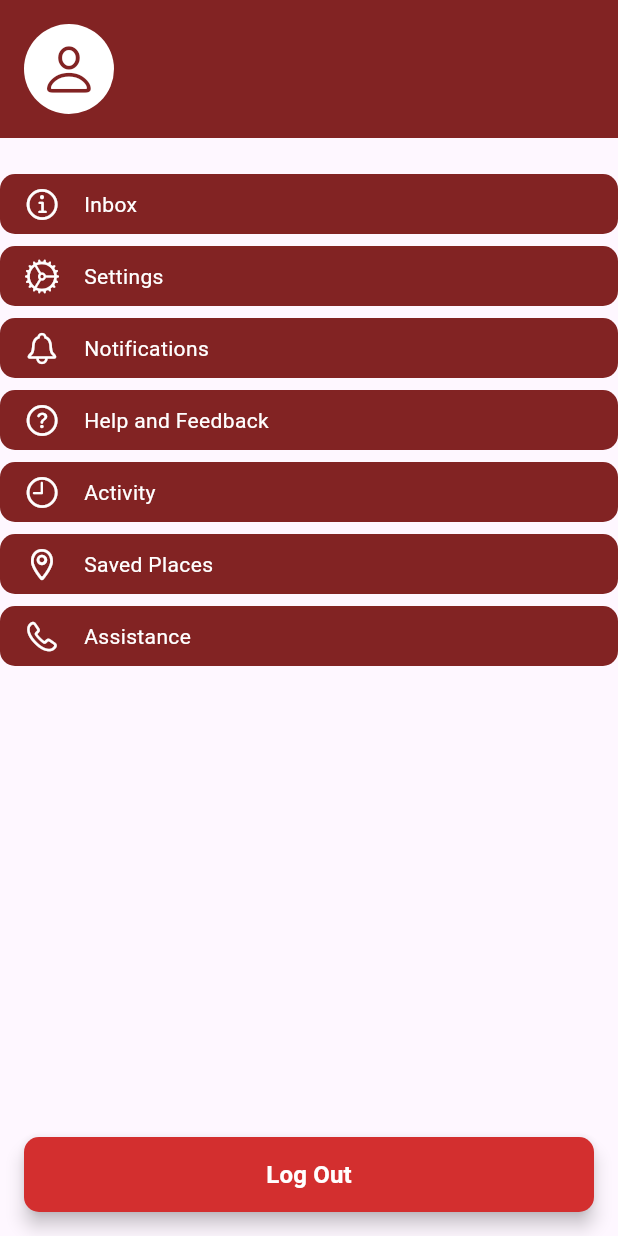
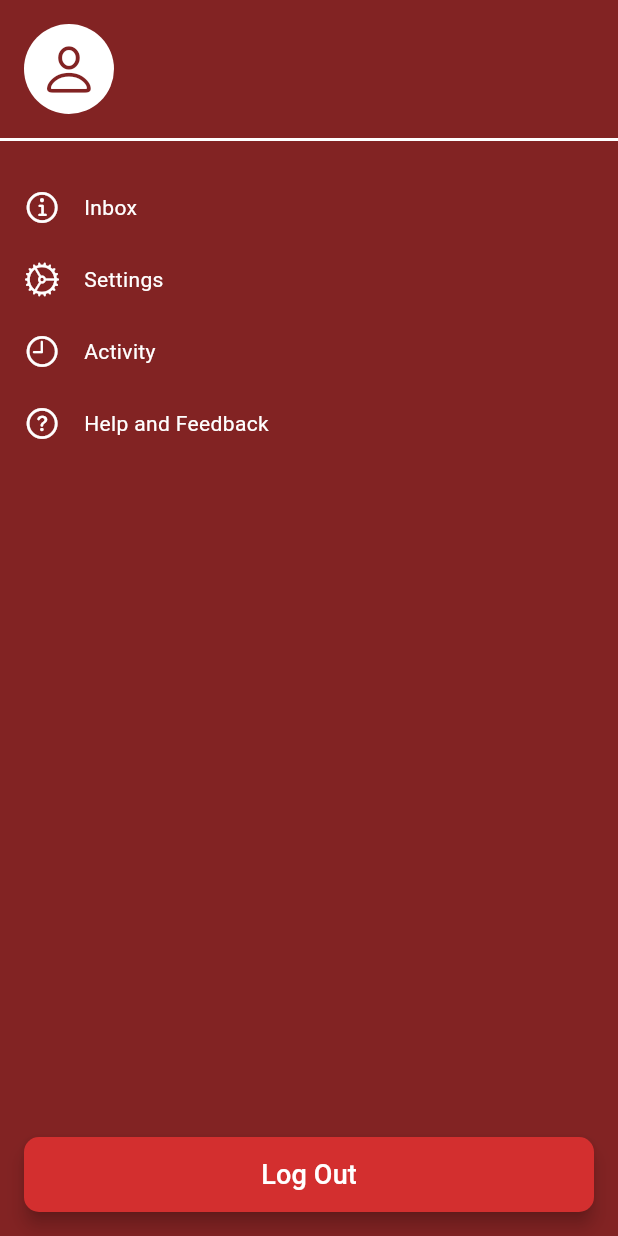
Before and after one commit to KCT1234/Finals_ADET, a Flutter app: what drawerView() shows on an empty page, opened directly, on a phone screen of 412 x 824 dp. Run offline on Flutter 3.47's test engine with Material 3 defaults, Android fonts, the phone set to English and light mode, and no system bars; our stand-ins replace firebase_auth, firebase_core, flutter_map, geolocator, latlong2, sliding_up_panel; missing offline and left inert: flutter_map_location_marker; accounts and stored records are empty.

Commit message:
Update drawer_view.dart
put switch pages function for the buttons. moved assistance_page contents to merge in help_feedback. removed map tile style from settings_page. changed background of drawer to maroon.

```diff
--- a/lib/views/drawer_view.dart
+++ b/lib/views/drawer_view.dart
@@ -3,6 +3,10 @@ import 'package:flutter/material.dart';
 import 'package:flutter/cupertino.dart';
 import 'package:final_adet/views/login_page.dart';
 import 'package:final_adet/controllers/drawer_controller.dart';
+import 'package:final_adet/views/menu/inbox_page.dart';
+import 'package:final_adet/views/menu/activity_page.dart';
+import 'package:final_adet/views/menu/help_feedback.dart';
+import 'package:final_adet/views/menu/settings_page.dart';
 
 class drawerView extends StatelessWidget {
   const drawerView({super.key});
@@ -10,14 +14,27 @@ class drawerView extends StatelessWidget {
   @override
   Widget build(BuildContext context) {
     User? user = FirebaseAuth.instance.currentUser; // Get the current user
-    String userName = user != null ? user.email!.split('@')[0] : 'Adet Student'; // Default to 'Adet Student' if no user
-    String userEmail = user != null ? user.email! : 'adetstudent00@mail.com'; // Default email
+    String userName = user != null
+        ? user.email!.split('@')[0]
+        : 'Adet Student'; // Default to 'Adet Student' if no user
+    String userEmail =
+        user != null ? user.email! : 'adetstudent00@mail.com'; // Default email
 
     return SafeArea(
+      child: Container(
+        color:
+            Color.fromARGB(255, 130, 35, 35), // Set the background color here
         child: Column(
           children: [
             Container(
+              decoration: BoxDecoration(
                 color: const Color.fromARGB(255, 130, 35, 35),
+                border: Border(
+                  bottom: BorderSide(
+                      color: Colors.white,
+                      width: 2), // Add white outline only at the bottom
+                ),
+              ),
               padding: const EdgeInsets.all(16.0),
               child: Row(
                 children: [
@@ -64,6 +81,12 @@ class drawerView extends StatelessWidget {
                     text: 'Inbox',
                     onTap: () {
                       // Handle Inbox action
+                      Navigator.push(
+                        context,
+                        MaterialPageRoute(
+                            builder: (context) =>
+                                const InboxPage()), // Navigate to Inbox page
+                      );
                     },
                   ),
                   drawerController(
@@ -71,13 +94,24 @@ class drawerView extends StatelessWidget {
                     text: 'Settings',
                     onTap: () {
                       // Handle Settings action
+                      Navigator.push(
+                        context,
+                        MaterialPageRoute(
+                            builder: (context) => const SettingsPage()),
+                      );
                     },
                   ),
                   drawerController(
-                  icon: CupertinoIcons.bell,
-                  text: 'Notifications',
+                    icon: CupertinoIcons.clock,
+                    text: 'Activity',
                     onTap: () {
-                    // Handle Notifications action
+                      // Handle Activity action
+                      Navigator.push(
+                        context,
+                        MaterialPageRoute(
+                            builder: (context) =>
+                                const ActivityPage()), // Navigate to Activity page
+                      );
                     },
                   ),
                   drawerController(
@@ -85,27 +119,12 @@ class drawerView extends StatelessWidget {
                     text: 'Help and Feedback',
                     onTap: () {
                       // Handle Help and Feedback action
-                  },
-                ),
-                drawerController(
-                  icon: CupertinoIcons.clock,
-                  text: 'Activity',
-                  onTap: () {
-                    // Handle Activity action
-                  },
-                ),
-                drawerController(
-                  icon: CupertinoIcons.placemark,
-                  text: 'Saved Places',
-                  onTap: () {
-                    // Handle Saved Places action
-                  },
-                ),
-                drawerController(
-                  icon: CupertinoIcons.phone,
-                  text: 'Assistance',
-                  onTap: () {
-                    // Handle Assistance action
+                      Navigator.push(
+                        context,
+                        MaterialPageRoute(
+                            builder: (context) =>
+                                const HelpFeedbackPage()), // Navigate to Help Feedback page
+                      );
                     },
                   ),
                 ],
@@ -118,7 +137,9 @@ class drawerView extends StatelessWidget {
                   await FirebaseAuth.instance.signOut(); // Sign out the user
                   Navigator.pushReplacement(
                     context,
-                  MaterialPageRoute(builder: (context) => const LoginScreen()), // Redirect to login page
+                    MaterialPageRoute(
+                        builder: (context) =>
+                            const LoginScreen()), // Redirect to login page
                   );
                 },
                 style: ElevatedButton.styleFrom(
@@ -132,15 +153,15 @@ class drawerView extends StatelessWidget {
                 child: const Text(
                   'Log Out',
                   style: TextStyle(
-                  fontSize: 16,
-                  fontWeight: FontWeight.bold,
                     color: Colors.white,
+                    fontSize: 18,
                   ),
                 ),
               ),
             ),
           ],
         ),
+      ),
     );
   }
 }
```
Lines whose indentation alone changed are shown as unchanged.
